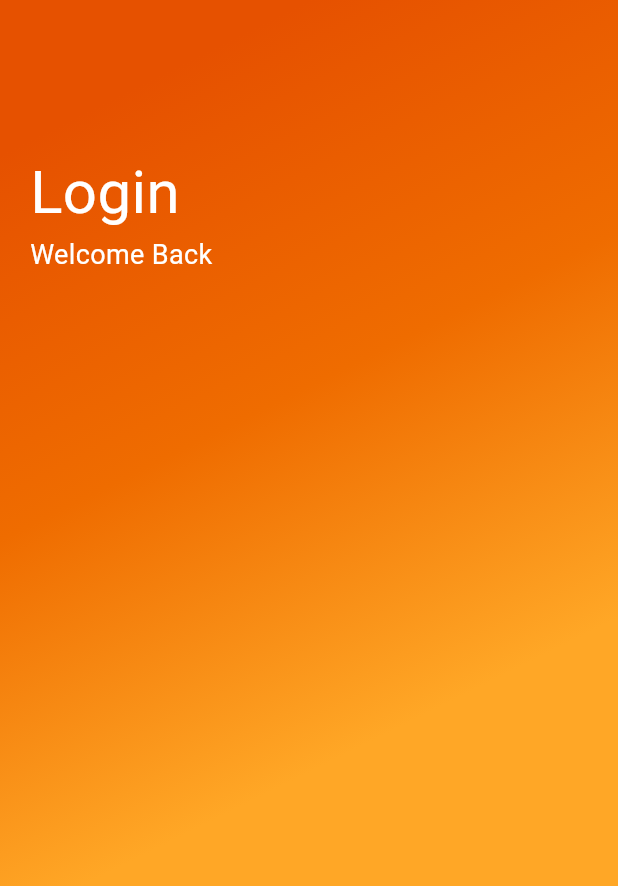
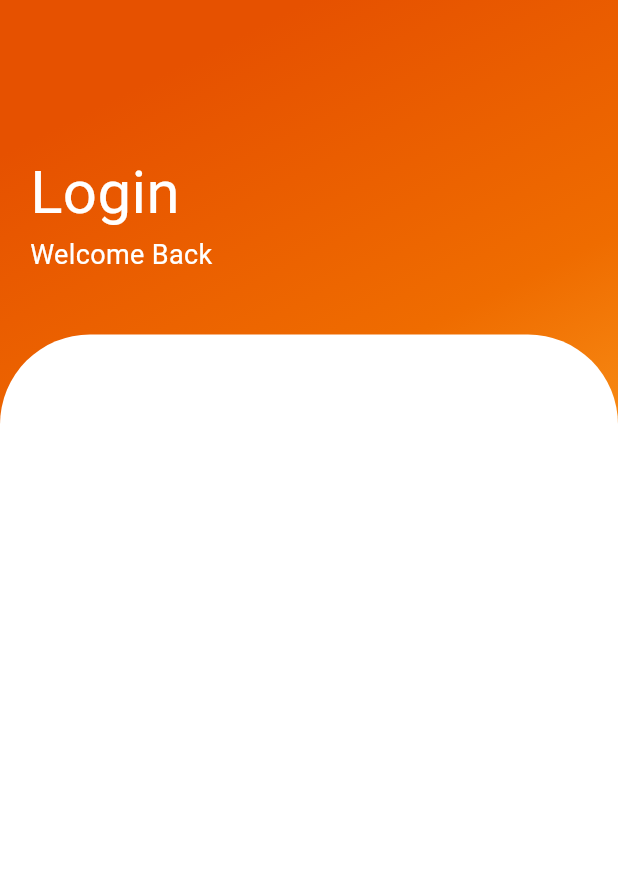
Before and after one commit to sydney1232/login_page_3, a Flutter app: the screen it shows after launch, on a phone screen of 412 x 824 dp. Shown: the top 886 px of the screen. Run offline on Flutter 3.47's test engine with Material 3 defaults, Android fonts, the phone set to English and light mode, and no system bars.

Commit message:
Added border radius white container layour for login credentials

```diff
--- a/lib/main.dart
+++ b/lib/main.dart
@@ -50,6 +50,17 @@ class _LoginPageState extends State<LoginPage> {
                 ],
               ),
             ),
+            SizedBox(height: 20),
+            Expanded(
+              child: Container(
+                decoration: BoxDecoration(
+                    color: Colors.white,
+                    borderRadius: BorderRadius.only(
+                      topLeft: Radius.circular(60),
+                      topRight: Radius.circular(60),
+                    )),
+              ),
+            )
           ],
         ),
       ),
```
